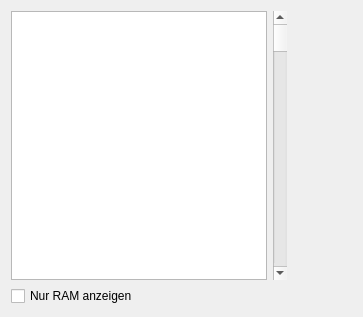
ThKattanek/emu64, file src/memory_window.ui: the form before one commit.
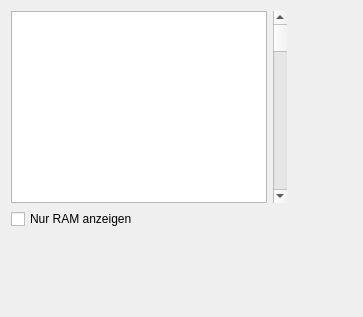
The form after the commit.

The edit to the form file:
```diff
--- a/src/memory_window.ui
+++ b/src/memory_window.ui
@@ -114,6 +114,19 @@
      </item>
     </layout>
    </item>
+   <item>
+    <spacer name="verticalSpacer">
+     <property name="orientation">
+      <enum>Qt::Vertical</enum>
+     </property>
+     <property name="sizeHint" stdset="0">
+      <size>
+       <width>20</width>
+       <height>40</height>
+      </size>
+     </property>
+    </spacer>
+   </item>
   </layout>
  </widget>
  <resources/>
```
